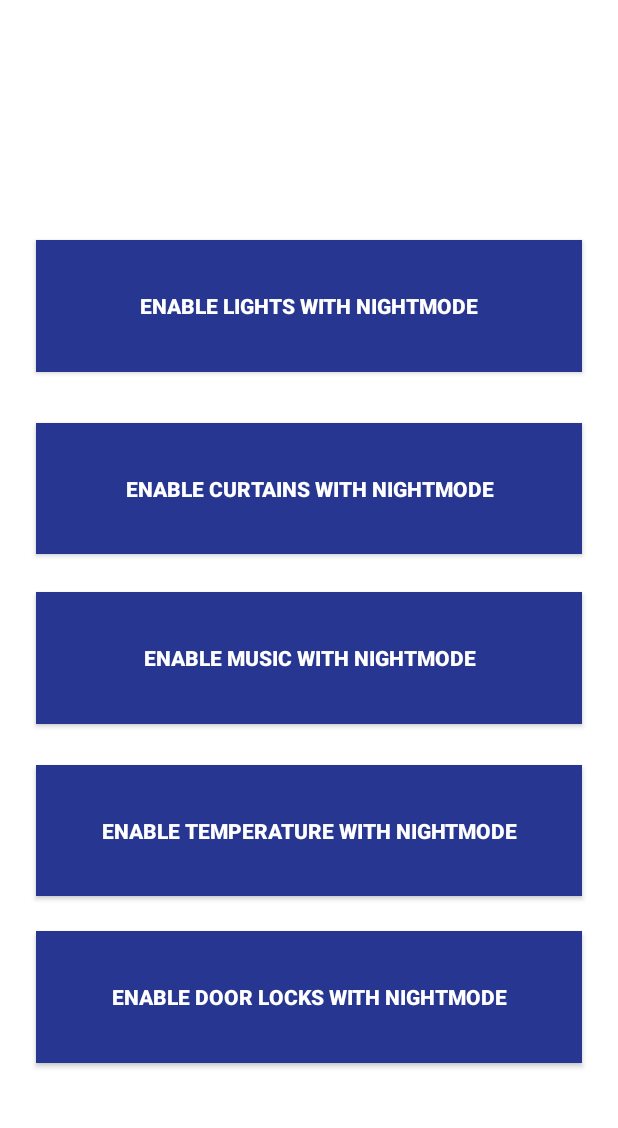
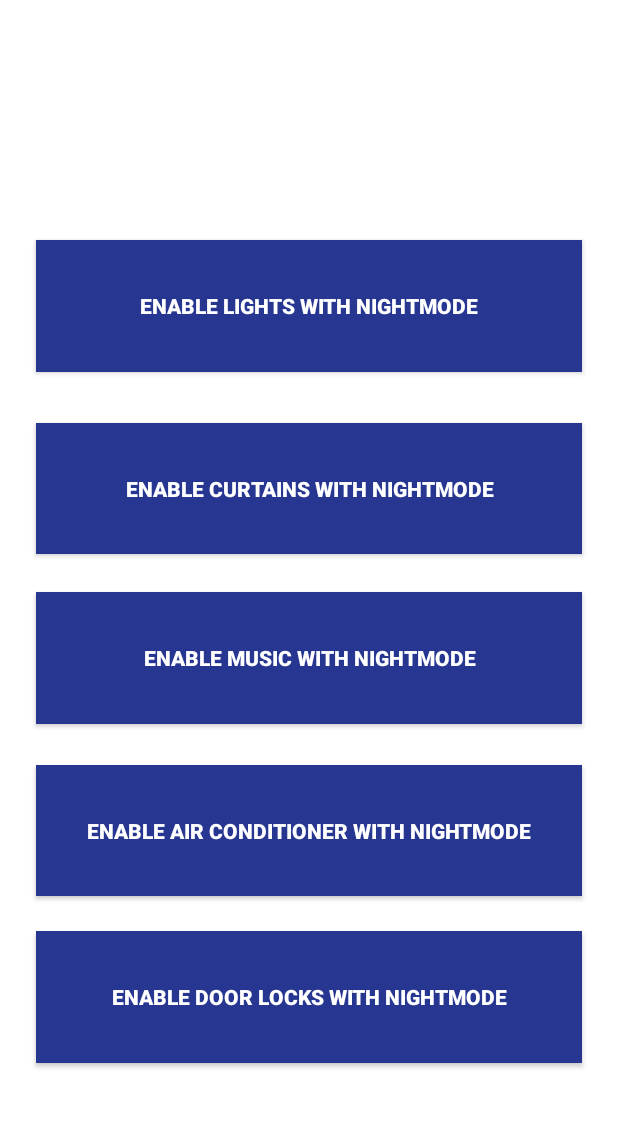
Before and after one commit to brendonrodrigues1999/My-Smart-Bedroom, an Android app: the NightModeSettingsFragment screen opened through its navigation route, on a phone screen of 412 x 824 dp, the part 60-1188 px from its top. Run offline under Robolectric (Android 15) with nearby library versions, the phone set to English and light mode, and no system bars; our stand-ins replace Firebase (no records; nobody signed in at launch, a user with empty details on screens opened directly), navigation-ui; 2 statements that could not run were skipped.

Commit message:
Android: changes to the functionality to control the temperature and added air conditioner

```diff
--- a/app/src/main/java/com/example/mysmartbedroom/NightModeSettingsFragment.kt
+++ b/app/src/main/java/com/example/mysmartbedroom/NightModeSettingsFragment.kt
@@ -53,7 +53,7 @@ class NightModeSettingsFragment : Fragment() {
             if(it.data?.get("Lights") == "enabled"){
                 lightsToggle.toggle()
             }
-            if(it.data?.get("Temperature") == "enabled"){
+            if(it.data?.get("Air Conditioner") == "enabled"){
                 tempToggle.toggle()
             }
             if(it.data?.get("Curtains") == "enabled"){
@@ -80,19 +80,13 @@ class NightModeSettingsFragment : Fragment() {
             else doc2.update(hashMapOf("Music" to "disabled")as Map<String, Any>)
         }
         tempToggle.setOnCheckedChangeListener{_,isChecked ->
-            if(isChecked) doc2.update(hashMapOf("Temperature" to "enabled")as Map<String, Any>)
-            else doc2.update(hashMapOf("Temperature" to "disabled")as Map<String, Any>)
+            if(isChecked) doc2.update(hashMapOf("Air Conditioner" to "enabled")as Map<String, Any>)
+            else doc2.update(hashMapOf("Air Conditioner" to "disabled")as Map<String, Any>)
         }
         locksToggle.setOnCheckedChangeListener{_,isChecked ->
             if(isChecked) doc2.update(hashMapOf("Door_Locks" to "enabled")as Map<String, Any>)
             else doc2.update(hashMapOf("Door_Locks" to "disabled")as Map<String, Any>)
         }
-
-
-
-
-
-
         return view
     }
 
--- a/app/src/main/java/com/example/mysmartbedroom/RegisterUserActivity.kt
+++ b/app/src/main/java/com/example/mysmartbedroom/RegisterUserActivity.kt
@@ -40,7 +40,7 @@ class RegisterUserActivity : AppCompatActivity() {
                             doc.set(user as Map<String, Any>).addOnCompleteListener(this) { task ->
                                 if (task.isSuccessful) {
                                     val nightmode = hashMapOf("Lights" to "disabled" , "Curtains" to "disabled" ,
-                                        "Music" to "disabled" , "Door_Locks" to "disabled" , "Temperature" to "disabled", "AlarmHour" to 0, "AlarmMinute" to 0)
+                                        "Music" to "disabled" , "Door_Locks" to "disabled" , "Air Conditioner" to "disabled", "AlarmHour" to 0, "AlarmMinute" to 0)
                                     val doc2 = doc.collection("Bedroom Settings").document("NightModeSettings")
                                     doc2.set(nightmode as Map<String,Any>).addOnCompleteListener(this) { task ->
                                         if (task.isSuccessful) {
@@ -50,7 +50,6 @@ class RegisterUserActivity : AppCompatActivity() {
                                             ref.child("Temperature").setValue(0)
                                             ref.child("Music").setValue("off")
                                             ref.child("Door_Locks").setValue("locked")
-                                            ref.child("Heater").setValue("off")
                                             ref.child("AC").setValue("off")
                                             ref.child("Night_Mode").setValue("off")
                                             Toast.makeText(this,"User Added!", Toast.LENGTH_SHORT).show()
--- a/app/src/main/java/com/example/mysmartbedroom/classes/Bedroom.kt
+++ b/app/src/main/java/com/example/mysmartbedroom/classes/Bedroom.kt
@@ -1,5 +1,5 @@
 package com.example.mysmartbedroom.classes
 
-class Bedroom(var Curtains: String, var Door_Locks: String, var AC:String, var Temperature: Double, var Lights: String, var Music: String, var Heater: String, var Night_Mode: String) {
-    constructor(): this ("","","",0.0,"","","","")
+class Bedroom(var Curtains: String, var Door_Locks: String, var AC:String, var Temperature: Double, var Lights: String, var Music: String, var Night_Mode: String) {
+    constructor(): this ("","","",0.0,"","","")
 }
--- a/app/src/main/res/layout/fragment_night_mode_settings.xml
+++ b/app/src/main/res/layout/fragment_night_mode_settings.xml
@@ -36,8 +36,8 @@
         android:background="#263691"
         android:text="ToggleButton"
         android:textColor="#FFFFFF"
-        android:textOff="Enable Temperature with Nightmode"
-        android:textOn="Disable Temperature with Nightmode"
+        android:textOff="Enable Air Conditioner with Nightmode"
+        android:textOn="Disable Air Conditioner with Nightmode"
         android:textSize="14sp"
         android:textStyle="bold"
         app:layout_constraintBottom_toTopOf="@+id/locksToggle"
```
Also changed, not shown: app/src/main/java/com/example/mysmartbedroom/DashboardFragment.kt (+13 -19 lines), app/src/main/java/com/example/mysmartbedroom/TemperatureControlFragment.kt (+7 -2 lines), app/src/main/res/drawable-v24/ac_off.jpg (added), app/src/main/res/drawable-v24/ac_on.jpg (added), app/src/main/res/drawable/air_conditioner.jpg (deleted), app/src/main/res/drawable/heater.jpg (deleted), app/src/main/res/drawable/no_temp.jpg (deleted).
